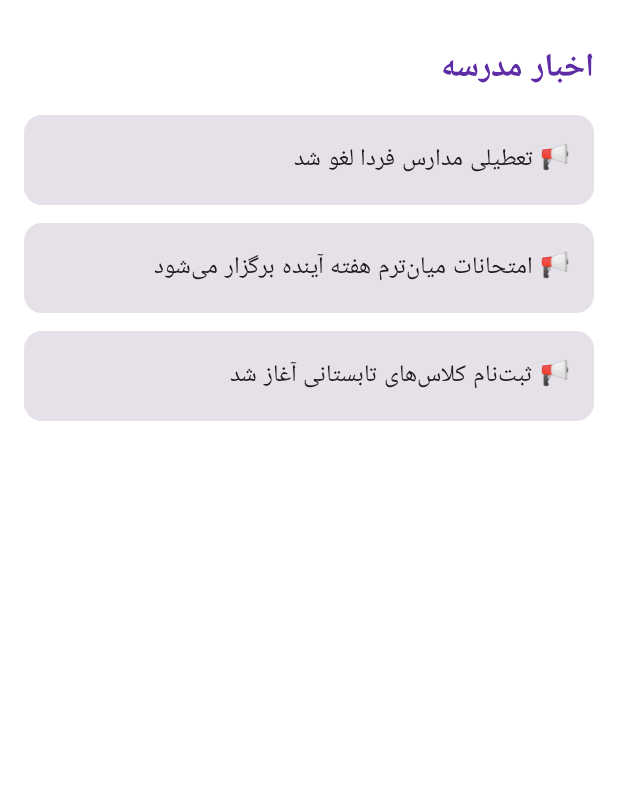
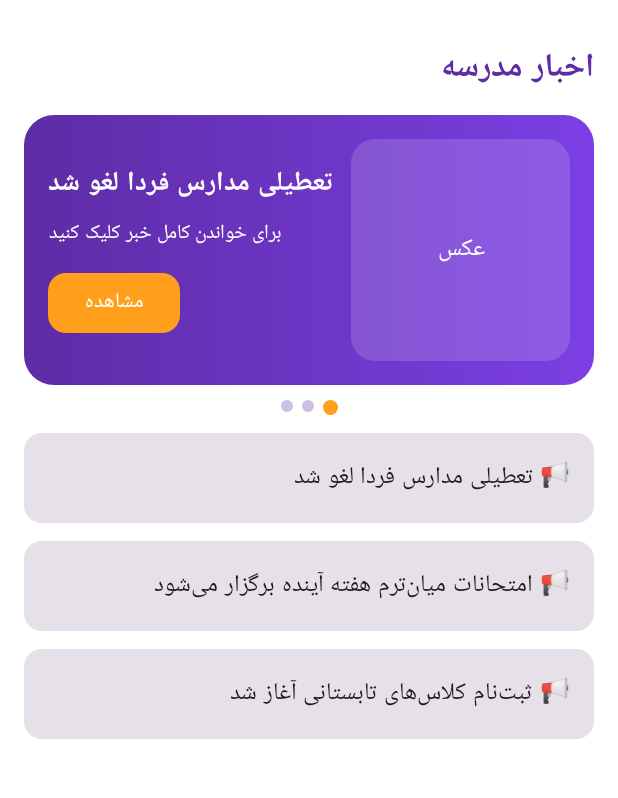
Before and after one commit to erfan92kz-ctrl/Darsino, an Android app built with Jetpack Compose: the screen it shows after launch (MainActivity), after a tap on "📢 تعطیلی مدارس فردا لغو شد • امتحانات م", on a phone screen of 412 x 824 dp, the part 79-877 px from its top. Run offline under Robolectric (Android 15) with nearby library versions, the phone set to English and light mode, and no system bars; 3 other taps on this screen came first.

Commit message:
Update MainActivity.kt

```diff
--- a/app/src/main/java/com/darsino/app/MainActivity.kt
+++ b/app/src/main/java/com/darsino/app/MainActivity.kt
@@ -468,6 +468,7 @@ fun NewsScreen() {
     )
     LazyColumn(Modifier.fillMaxSize().padding(16.dp), verticalArrangement = Arrangement.spacedBy(12.dp)) {
         item { Text("اخبار مدرسه", fontSize = 22.sp, fontWeight = FontWeight.Bold, color = Purple) }
+        item { NewsSlider(news.map { Pair(it, "برای خواندن کامل خبر کلیک کنید") }) }
         items(news) { n ->
             Card(Modifier.fillMaxWidth()) { Text("📢 $n", modifier = Modifier.padding(16.dp)) }
         }
```
